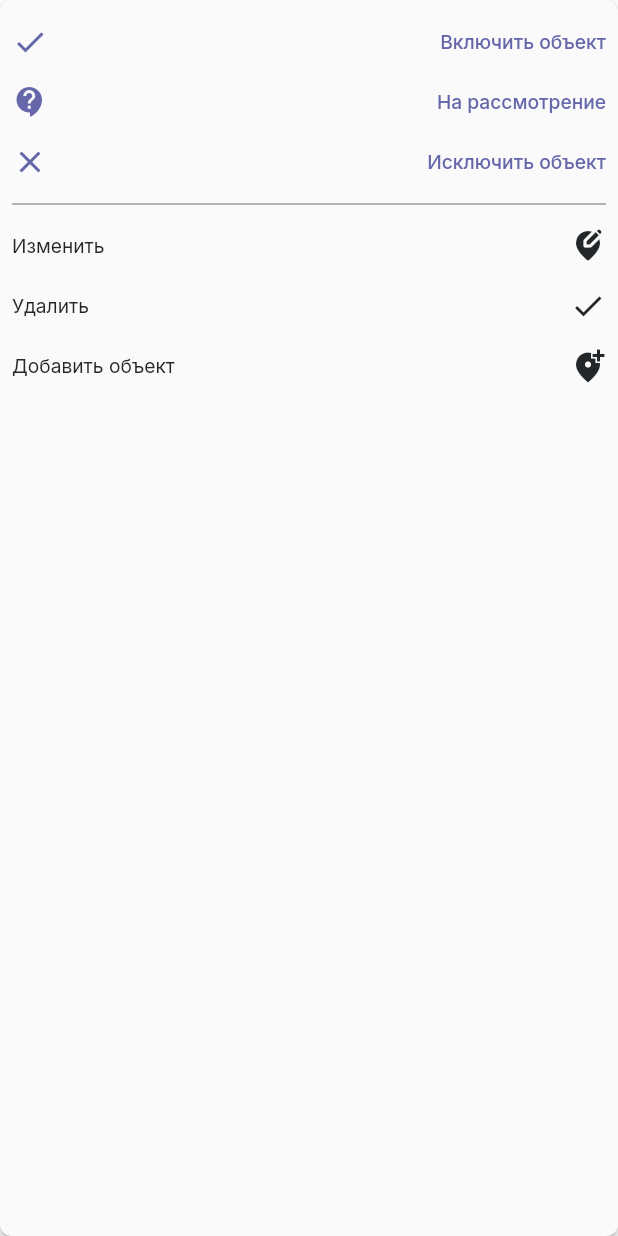
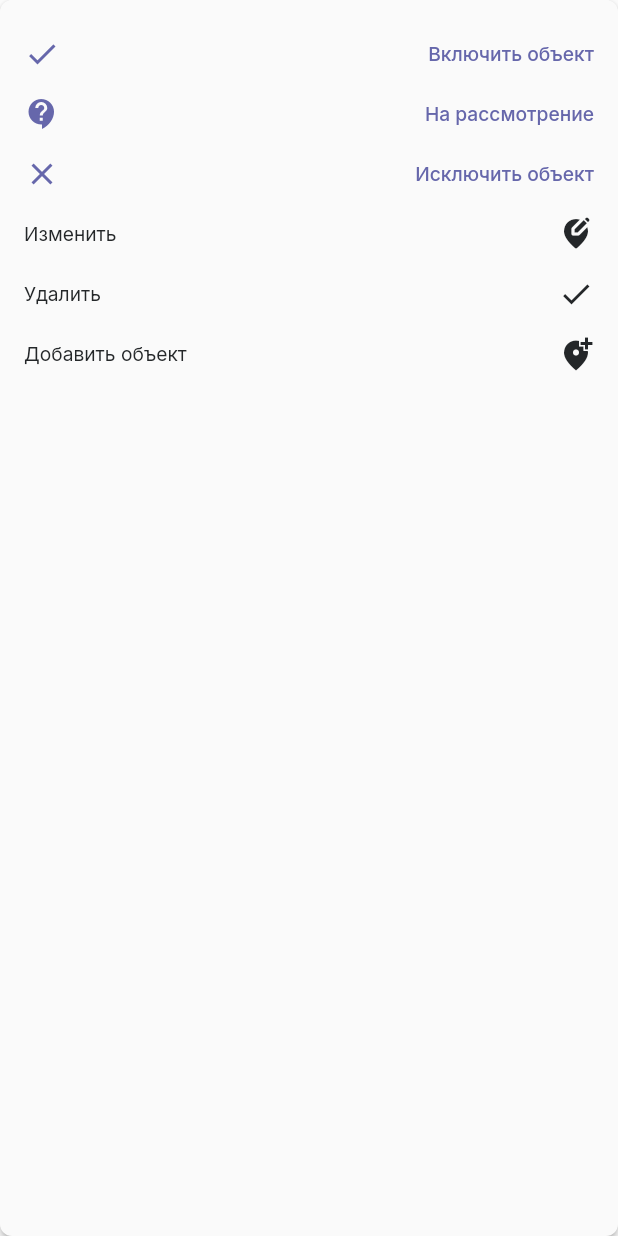
Before and after one commit to itatmisis/leadersofdigital_who_is_misis, a Flutter app: the ContextMenu widget shown alone on an empty page, opened directly, on a phone screen of 412 x 824 dp. Run offline on Flutter 3.47's test engine with Material 2 defaults, Android fonts, the light colour scheme and no system bars; our stand-ins replace dio, flutter_bloc, flutter_svg, google_fonts; missing offline and left inert: mapbox_gl, pointer_interceptor; network calls fail.

Commit message:
ui fix 3

```diff
--- a/frontend/lib/presentation/screens/main_screen/widgets/context_menu.dart
+++ b/frontend/lib/presentation/screens/main_screen/widgets/context_menu.dart
@@ -17,8 +17,11 @@ class ContextMenu extends StatelessWidget {
       elevation: 2,
       borderRadius:BorderRadius.circular(8) ,
       child: Padding(
-        padding: const EdgeInsets.all(8),
+        padding: const EdgeInsets.all(16),
         child: Column(
+
+          children: [
+            Column(
               crossAxisAlignment: CrossAxisAlignment.start,
               children: [
                 GestureDetector(
@@ -33,7 +36,7 @@ class ContextMenu extends StatelessWidget {
                           color: AppColors.veryPeri500,
                         ),
                         const SizedBox(
-                      height: 16,
+                          width: 16,
                         ),
                         Text("Включить объект",
                             style: AppFonts.body2Medium
@@ -54,7 +57,7 @@ class ContextMenu extends StatelessWidget {
                           color: AppColors.veryPeri500,
                         ),
                         const SizedBox(
-                      height: 16,
+                          width: 16,
                         ),
                         Text("На рассмотрение",
                             style: AppFonts.body2Medium
@@ -75,7 +78,7 @@ class ContextMenu extends StatelessWidget {
                           color: AppColors.veryPeri500,
                         ),
                         const SizedBox(
-                      height: 16,
+                          width: 16,
                         ),
                         Text("Исключить объект",
                             style: AppFonts.body2Medium
@@ -84,9 +87,11 @@ class ContextMenu extends StatelessWidget {
                     ),
                   ),
                 ),
-            const Divider(
-              color: AppColors.gray,
+              ],
             ),
+            Column(
+              crossAxisAlignment: CrossAxisAlignment.end,
+              children: [
                 Padding(
                   padding: const EdgeInsets.symmetric(vertical: 8),
                   child: Row(
@@ -95,6 +100,9 @@ class ContextMenu extends StatelessWidget {
                       Text(
                         "Изменить",
                         style: AppFonts.body2Regular,
+                      ),
+                      const SizedBox(
+                        width: 16,
                       ),
                       const Icon(
                         Icons.edit_location_alt_rounded,
@@ -112,6 +120,9 @@ class ContextMenu extends StatelessWidget {
                         "Удалить",
                         style: AppFonts.body2Regular,
                       ),
+                      const SizedBox(
+                        width: 16,
+                      ),
                       const Icon(
                         Icons.done,
                         color: AppColors.black,
@@ -128,6 +139,9 @@ class ContextMenu extends StatelessWidget {
                         "Добавить объект",
                         style: AppFonts.body2Regular,
                       ),
+                      const SizedBox(
+                        width: 16,
+                      ),
                       const Icon(
                         Icons.add_location_alt,
                         color: AppColors.black,
@@ -136,6 +150,9 @@ class ContextMenu extends StatelessWidget {
                   ),
                 ),
               ],
+            )
+
+          ],
         ),
       ),
     );
--- a/frontend/lib/presentation/screens/main_screen/widgets/cubit/context_menu_item.dart
+++ /dev/null
@@ -1 +0,0 @@
-import 'package:flutter/material.dart';
```
Also changed, not shown: frontend/lib/presentation/screens/main_screen/layers_bar/layers_bar.dart (+14 -7 lines). Lines whose indentation alone changed are shown as unchanged.
